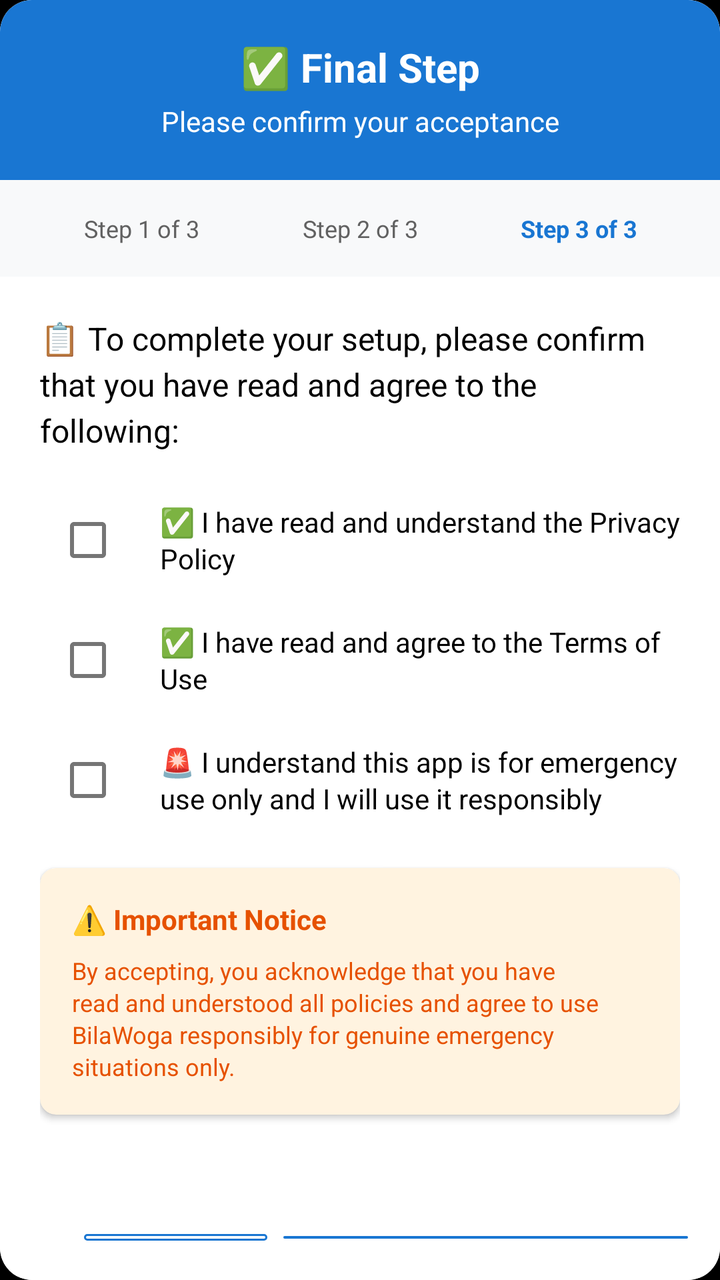
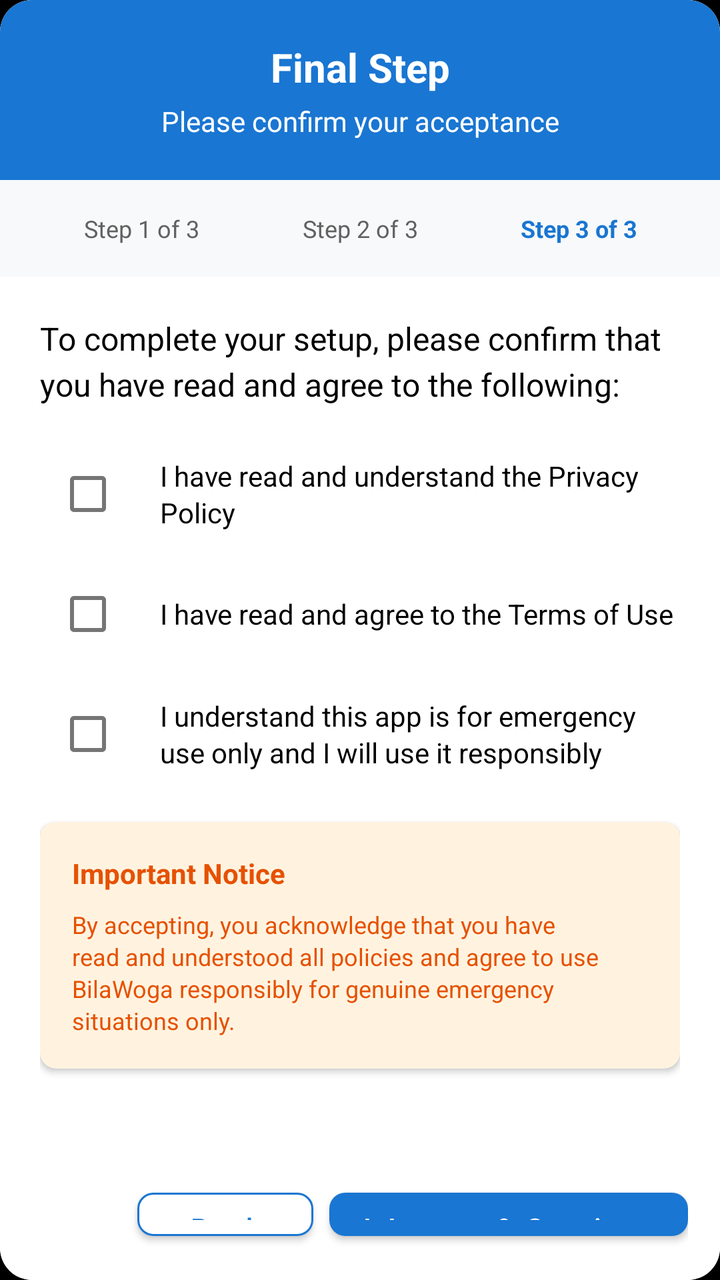

An Android layout rendered at two revisions. The XML below is the earlier revision; the diff shows what the commit changed to produce the second picture.
<!-- AndroidManifest.xml: application theme Theme.BilaWoga -->
<!-- res/layout/dialog_acceptance_onboarding.xml -->
<?xml version="1.0" encoding="utf-8"?>
<androidx.cardview.widget.CardView 
    xmlns:android="http://schemas.android.com/apk/res/android"
    xmlns:app="http://schemas.android.com/apk/res-auto"
    android:layout_width="match_parent"
    android:layout_height="wrap_content"
    android:layout_margin="16dp"
    app:cardCornerRadius="16dp"
    app:cardElevation="8dp">

    <LinearLayout
        android:layout_width="match_parent"
        android:layout_height="wrap_content"
        android:orientation="vertical"
        android:background="@color/white">

        
        <LinearLayout
            android:layout_width="match_parent"
            android:layout_height="wrap_content"
            android:orientation="vertical"
            android:padding="20dp"
            android:background="@color/colorPrimary">

            <TextView
                android:layout_width="match_parent"
                android:layout_height="wrap_content"
                android:text="✅ Final Step"
                android:textColor="@color/white"
                android:textSize="20sp"
                android:textStyle="bold"
                android:gravity="center"/>

            <TextView
                android:layout_width="match_parent"
                android:layout_height="wrap_content"
                android:text="Please confirm your acceptance"
                android:textColor="@color/white"
                android:textSize="14sp"
                android:gravity="center"
                android:layout_marginTop="4dp"/>
        </LinearLayout>

        
        <LinearLayout
            android:layout_width="match_parent"
            android:layout_height="wrap_content"
            android:orientation="horizontal"
            android:padding="16dp"
            android:background="#F8F9FA">

            <TextView
                android:layout_width="0dp"
                android:layout_height="wrap_content"
                android:layout_weight="1"
                android:text="Step 1 of 3"
                android:textColor="@color/gray_700"
                android:textSize="12sp"
                android:gravity="center"/>

            <TextView
                android:layout_width="0dp"
                android:layout_height="wrap_content"
                android:layout_weight="1"
                android:text="Step 2 of 3"
                android:textColor="@color/gray_700"
                android:textSize="12sp"
                android:gravity="center"/>

            <TextView
                android:layout_width="0dp"
                android:layout_height="wrap_content"
                android:layout_weight="1"
                android:text="Step 3 of 3"
                android:textColor="@color/colorPrimary"
                android:textSize="12sp"
                android:textStyle="bold"
                android:gravity="center"/>
        </LinearLayout>

        
        <LinearLayout
            android:layout_width="match_parent"
            android:layout_height="wrap_content"
            android:orientation="vertical"
            android:padding="20dp">

            <TextView
                android:layout_width="match_parent"
                android:layout_height="wrap_content"
                android:text="📋 To complete your setup, please confirm that you have read and agree to the following:"
                android:textColor="@color/black"
                android:textSize="16sp"
                android:lineSpacingExtra="4dp"
                android:layout_marginBottom="20dp"/>

            
            <LinearLayout
                android:layout_width="match_parent"
                android:layout_height="wrap_content"
                android:orientation="horizontal"
                android:layout_marginBottom="12dp"
                android:gravity="center_vertical"
                android:background="?android:attr/selectableItemBackground"
                android:clickable="true"
                android:focusable="true">

                <CheckBox
                    android:id="@+id/checkboxPrivacy"
                    android:layout_width="wrap_content"
                    android:layout_height="wrap_content"
                    android:layout_marginEnd="12dp"/>

                <TextView
                    android:layout_width="0dp"
                    android:layout_height="wrap_content"
                    android:layout_weight="1"
                    android:text="✅ I have read and understand the Privacy Policy"
                    android:textColor="@color/black"
                    android:textSize="14sp"
                    android:lineSpacingExtra="2dp"/>
            </LinearLayout>

            
            <LinearLayout
                android:layout_width="match_parent"
                android:layout_height="wrap_content"
                android:orientation="horizontal"
                android:layout_marginBottom="12dp"
                android:gravity="center_vertical"
                android:background="?android:attr/selectableItemBackground"
                android:clickable="true"
                android:focusable="true">

                <CheckBox
                    android:id="@+id/checkboxTerms"
                    android:layout_width="wrap_content"
                    android:layout_height="wrap_content"
                    android:layout_marginEnd="12dp"/>

                <TextView
                    android:layout_width="0dp"
                    android:layout_height="wrap_content"
                    android:layout_weight="1"
                    android:text="✅ I have read and agree to the Terms of Use"
                    android:textColor="@color/black"
                    android:textSize="14sp"
                    android:lineSpacingExtra="2dp"/>
            </LinearLayout>

            
            <LinearLayout
                android:layout_width="match_parent"
                android:layout_height="wrap_content"
                android:orientation="horizontal"
                android:layout_marginBottom="20dp"
                android:gravity="center_vertical"
                android:background="?android:attr/selectableItemBackground"
                android:clickable="true"
                android:focusable="true">

                <CheckBox
                    android:id="@+id/checkboxEmergency"
                    android:layout_width="wrap_content"
                    android:layout_height="wrap_content"
                    android:layout_marginEnd="12dp"/>

                <TextView
                    android:layout_width="0dp"
                    android:layout_height="wrap_content"
                    android:layout_weight="1"
                    android:text="🚨 I understand this app is for emergency use only and I will use it responsibly"
                    android:textColor="@color/black"
                    android:textSize="14sp"
                    android:lineSpacingExtra="2dp"/>
            </LinearLayout>

            
            <androidx.cardview.widget.CardView
                android:layout_width="match_parent"
                android:layout_height="wrap_content"
                android:layout_marginBottom="20dp"
                app:cardCornerRadius="8dp"
                app:cardElevation="2dp"
                app:cardBackgroundColor="#FFF3E0">

                <LinearLayout
                    android:layout_width="match_parent"
                    android:layout_height="wrap_content"
                    android:orientation="vertical"
                    android:padding="16dp">

                    <TextView
                        android:layout_width="match_parent"
                        android:layout_height="wrap_content"
                        android:text="⚠️ Important Notice"
                        android:textColor="#E65100"
                        android:textSize="14sp"
                        android:textStyle="bold"
                        android:layout_marginBottom="8dp"/>

                    <TextView
                        android:layout_width="match_parent"
                        android:layout_height="wrap_content"
                        android:text="By accepting, you acknowledge that you have read and understood all policies and agree to use BilaWoga responsibly for genuine emergency situations only."
                        android:textColor="#E65100"
                        android:textSize="12sp"
                        android:lineSpacingExtra="2dp"/>
                </LinearLayout>
            </androidx.cardview.widget.CardView>
        </LinearLayout>

        
        <LinearLayout
            android:layout_width="match_parent"
            android:layout_height="wrap_content"
            android:orientation="horizontal"
            android:padding="16dp"
            android:gravity="end">

            <com.google.android.material.button.MaterialButton
                android:id="@+id/btnBack"
                android:layout_width="wrap_content"
                android:layout_height="wrap_content"
                android:text="⬅️ Back"
                android:textAllCaps="false"
                android:textColor="@color/colorPrimary"
                android:paddingLeft="16dp"
                android:paddingRight="16dp"
                android:paddingTop="8dp"
                android:paddingBottom="8dp"
                app:cornerRadius="8dp"
                app:backgroundTint="@color/white"
                app:strokeColor="@color/colorPrimary"
                app:strokeWidth="1dp"
                android:layout_marginEnd="8dp"/>

            <com.google.android.material.button.MaterialButton
                android:id="@+id/btnAccept"
                android:layout_width="wrap_content"
                android:layout_height="wrap_content"
                android:text="✅ I Accept &amp; Continue"
                android:textAllCaps="false"
                android:textColor="@color/white"
                android:paddingLeft="16dp"
                android:paddingRight="16dp"
                android:paddingTop="8dp"
                android:paddingBottom="8dp"
                app:cornerRadius="8dp"
                app:backgroundTint="@color/colorPrimary"/>
        </LinearLayout>
    </LinearLayout>
</androidx.cardview.widget.CardView>
<!-- resources referenced by this layout -->
<resources>
  <color name="black">#FF000000</color>
  <color name="colorPrimary">#1976D2</color>
  <color name="gray_700">#616161</color>
  <color name="white">#FFFFFF</color>
  <style name="Theme.BilaWoga" parent="Base.Theme.BilaWoga" />
  <style name="Base.Theme.BilaWoga" parent="Theme.MaterialComponents.DayNight.NoActionBar">
          
          <item name="colorPrimary">@color/primary</item>
          <item name="colorPrimaryVariant">@color/primary_color</item>
          <item name="colorOnPrimary">@color/white</item>
          <item name="colorSecondary">@color/design_default_color_secondary_variant</item>
          <item name="colorSecondaryVariant">@color/design_default_color_secondary_variant</item>
          <item name="colorOnSecondary">@color/white</item>
          <item name="android:statusBarColor">@color/black</item>
          <item name="android:windowBackground">@color/background_black</item>
          <item name="android:textColor">@color/text_white</item>
          <item name="android:textColorPrimary">@color/text_white</item>
          <item name="android:textColorSecondary">@color/text_white</item>
          <item name="popupMenuStyle">@style/PopupMenuStyle</item>
          <item name="android:popupMenuStyle">@style/PopupMenuStyle</item>
          <item name="actionOverflowMenuStyle">@style/OverflowMenuStyle</item>
          <item name="android:actionOverflowMenuStyle">@style/OverflowMenuStyle</item>
          <item name="android:itemTextAppearance">@style/OverflowMenuTextAppearance</item>
      </style>
  <color name="primary">#1976D2</color>
  <color name="primary_color">#1976D2</color>
  <color name="design_default_color_secondary_variant">#018786</color>
  <color name="background_black">#FF000000</color>
  <color name="text_white">#FFFFFFFF</color>
  <style name="PopupMenuStyle" parent="Widget.MaterialComponents.PopupMenu">
          <item name="android:textColor">@android:color/black</item>
          <item name="android:background">@android:color/white</item>
          <item name="android:textAppearance">@style/PopupMenuTextAppearance</item>
      </style>
  <style name="OverflowMenuStyle" parent="Widget.AppCompat.PopupMenu.Overflow">
          <item name="android:popupBackground">@android:color/white</item>
      </style>
  <style name="OverflowMenuTextAppearance" parent="TextAppearance.AppCompat.Body1">
          <item name="android:textColor">@android:color/black</item>
      </style>
  <style name="PopupMenuTextAppearance" parent="TextAppearance.AppCompat.Body1">
          <item name="android:textColor">@android:color/black</item>
      </style>
</resources>

<!-- the commit's change to res/layout/dialog_acceptance_onboarding.xml (unified diff, before → after) -->
@@ -23,15 +23,17 @@
             android:background="@color/colorPrimary">
 
             <TextView
-                android:layout_width="match_parent"
-                android:layout_height="wrap_content"
-                android:text="✅ Final Step"
+                android:id="@+id/finalStepTitle"
+                android:layout_width="match_parent"
+                android:layout_height="wrap_content"
+                android:text="Final Step"
                 android:textColor="@color/white"
                 android:textSize="20sp"
                 android:textStyle="bold"
                 android:gravity="center"/>
 
             <TextView
+                android:id="@+id/pleaseConfirmAcceptance"
                 android:layout_width="match_parent"
                 android:layout_height="wrap_content"
                 android:text="Please confirm your acceptance"
@@ -50,6 +52,7 @@
             android:background="#F8F9FA">
 
             <TextView
+                android:id="@+id/step1Indicator"
                 android:layout_width="0dp"
                 android:layout_height="wrap_content"
                 android:layout_weight="1"
@@ -59,6 +62,7 @@
                 android:gravity="center"/>
 
             <TextView
+                android:id="@+id/step2Indicator"
                 android:layout_width="0dp"
                 android:layout_height="wrap_content"
                 android:layout_weight="1"
@@ -68,6 +72,7 @@
                 android:gravity="center"/>
 
             <TextView
+                android:id="@+id/step3Indicator"
                 android:layout_width="0dp"
                 android:layout_height="wrap_content"
                 android:layout_weight="1"
@@ -86,9 +91,10 @@
             android:padding="20dp">
 
             <TextView
-                android:layout_width="match_parent"
-                android:layout_height="wrap_content"
-                android:text="📋 To complete your setup, please confirm that you have read and agree to the following:"
+                android:id="@+id/toCompleteSetupText"
+                android:layout_width="match_parent"
+                android:layout_height="wrap_content"
+                android:text="To complete your setup, please confirm that you have read and agree to the following:"
                 android:textColor="@color/black"
                 android:textSize="16sp"
                 android:lineSpacingExtra="4dp"
@@ -112,10 +118,11 @@
                     android:layout_marginEnd="12dp"/>
 
                 <TextView
+                    android:id="@+id/privacyCheckboxText"
                     android:layout_width="0dp"
                     android:layout_height="wrap_content"
                     android:layout_weight="1"
-                    android:text="✅ I have read and understand the Privacy Policy"
+                    android:text="I have read and understand the Privacy Policy"
                     android:textColor="@color/black"
                     android:textSize="14sp"
                     android:lineSpacingExtra="2dp"/>
@@ -139,10 +146,11 @@
                     android:layout_marginEnd="12dp"/>
 
                 <TextView
+                    android:id="@+id/termsCheckboxText"
                     android:layout_width="0dp"
                     android:layout_height="wrap_content"
                     android:layout_weight="1"
-                    android:text="✅ I have read and agree to the Terms of Use"
+                    android:text="I have read and agree to the Terms of Use"
                     android:textColor="@color/black"
                     android:textSize="14sp"
                     android:lineSpacingExtra="2dp"/>
@@ -166,10 +174,11 @@
                     android:layout_marginEnd="12dp"/>
 
                 <TextView
+                    android:id="@+id/emergencyCheckboxText"
                     android:layout_width="0dp"
                     android:layout_height="wrap_content"
                     android:layout_weight="1"
-                    android:text="🚨 I understand this app is for emergency use only and I will use it responsibly"
+                    android:text="I understand this app is for emergency use only and I will use it responsibly"
                     android:textColor="@color/black"
                     android:textSize="14sp"
                     android:lineSpacingExtra="2dp"/>
@@ -191,15 +200,17 @@
                     android:padding="16dp">
 
                     <TextView
+                        android:id="@+id/importantNoticeTitle"
                         android:layout_width="match_parent"
                         android:layout_height="wrap_content"
-                        android:text="⚠️ Important Notice"
+                        android:text="Important Notice"
                         android:textColor="#E65100"
                         android:textSize="14sp"
                         android:textStyle="bold"
                         android:layout_marginBottom="8dp"/>
 
                     <TextView
+                        android:id="@+id/importantNoticeText"
                         android:layout_width="match_parent"
                         android:layout_height="wrap_content"
                         android:text="By accepting, you acknowledge that you have read and understood all policies and agree to use BilaWoga responsibly for genuine emergency situations only."
@@ -222,7 +233,7 @@
                 android:id="@+id/btnBack"
                 android:layout_width="wrap_content"
                 android:layout_height="wrap_content"
-                android:text="⬅️ Back"
+                android:text="@string/back"
                 android:textAllCaps="false"
                 android:textColor="@color/colorPrimary"
                 android:paddingLeft="16dp"
@@ -239,7 +250,7 @@
                 android:id="@+id/btnAccept"
                 android:layout_width="wrap_content"
                 android:layout_height="wrap_content"
-                android:text="✅ I Accept &amp; Continue"
+                android:text="@string/i_accept_continue"
                 android:textAllCaps="false"
                 android:textColor="@color/white"
                 android:paddingLeft="16dp"
<!-- resource entries referenced after the edit -->
@@ -4,6 +4,8 @@
   <color name="colorPrimary">#1976D2</color>
   <color name="gray_700">#616161</color>
   <color name="white">#FFFFFF</color>
+  <string name="back">Back</string>
+  <string name="i_accept_continue">I Accept &amp; Continue</string>
   <style name="Theme.BilaWoga" parent="Base.Theme.BilaWoga" />
   <style name="Base.Theme.BilaWoga" parent="Theme.MaterialComponents.DayNight.NoActionBar">
           
